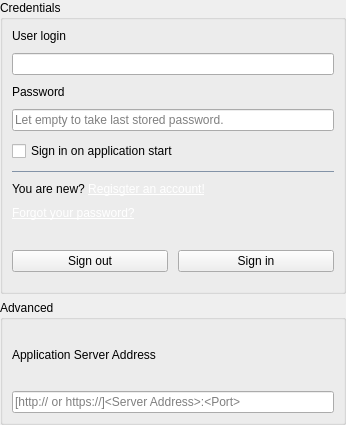
The window that src/app/gui/forms/widgetsettings.ui (botorabi/Meet4Eat-Desktop) describes before a commit, drawn with Qt 5.
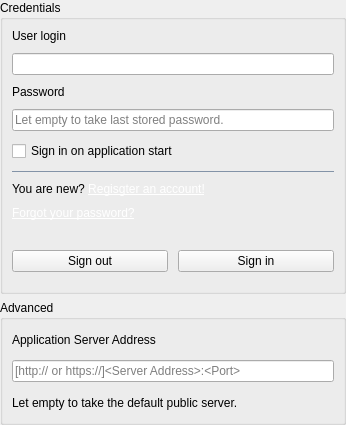
The same window after the commit.

Commit message:
Many client enhancements; some fixes and improvements on server
- Desktop Client: further work on buzzing, chat, user notification, settings dialog; began work on user settings dialog; some cleanups
- Server: added missing service functionality for accepting an event photo during event creation; some cleanups

The edit to the form file:
```diff
--- a/src/app/gui/forms/widgetsettings.ui
+++ b/src/app/gui/forms/widgetsettings.ui
@@ -210,6 +210,13 @@
              </property>
             </widget>
            </item>
+           <item>
+            <widget class="QLabel" name="label_4">
+             <property name="text">
+              <string>Let empty to take the default public server.</string>
+             </property>
+            </widget>
+           </item>
           </layout>
          </widget>
         </item>
```
The commit also changes 50 other files.
